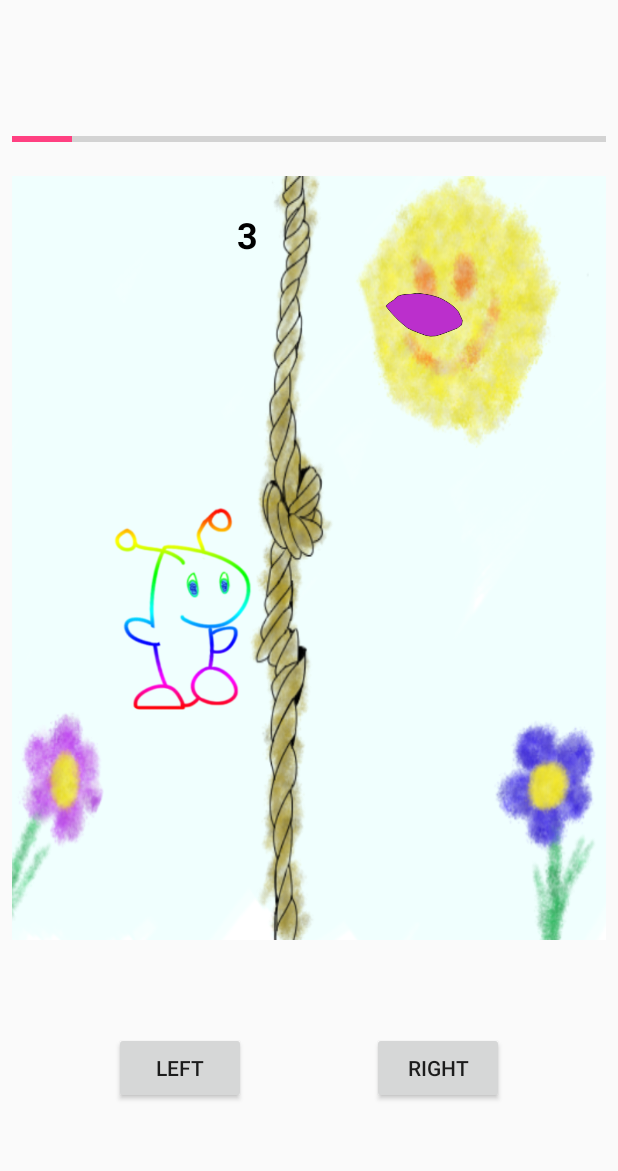
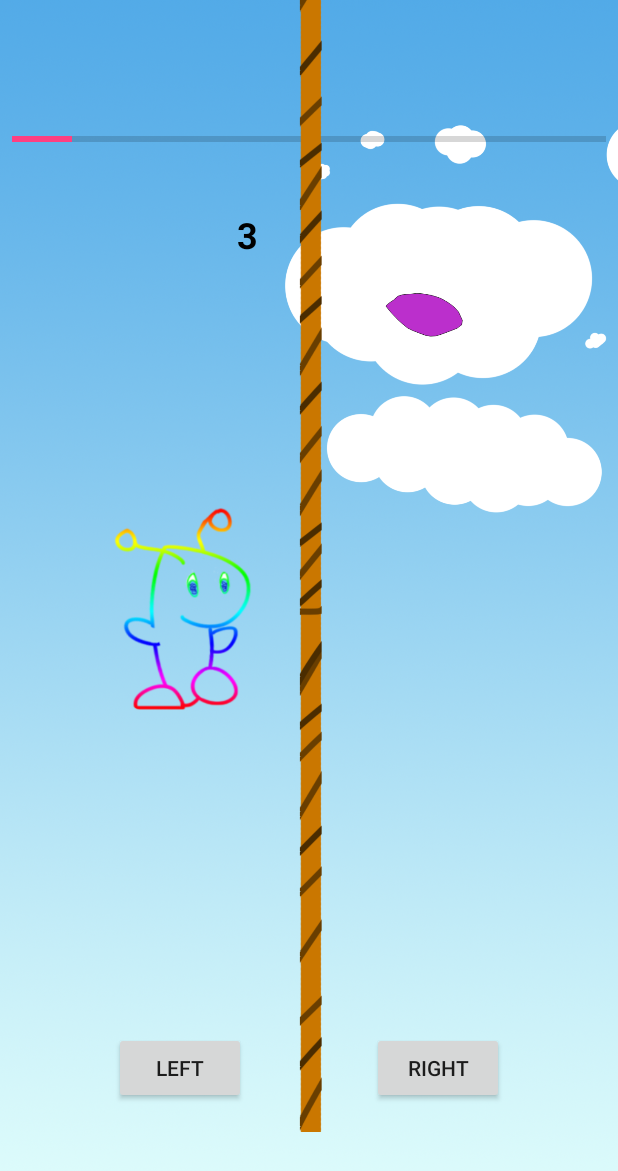
Before and after one commit to DevonTrammell/Foogles, an Android app: the foogle_climb screen opened directly, with no data from a screen before it, after a tap on "START", on a phone screen of 412 x 824 dp. Shown: the top 1171 px of the screen. Run offline under Robolectric (Android 15) with nearby library versions, the phone set to English and light mode, and no system bars.

Commit message:
Added more artwork and changed how Climb works... It is now extremely laggy :( not sure if its because of the clouds or the rope, but both of those can be turned into frame by frame animation to optimize it.

```diff
--- a/Foogles/app/src/main/java/fooglesinc/foogles/foogle_climb.java
+++ b/Foogles/app/src/main/java/fooglesinc/foogles/foogle_climb.java
@@ -10,6 +10,7 @@
 import android.view.Window;
 import android.view.WindowManager;
 import android.view.animation.LinearInterpolator;
+import android.view.animation.TranslateAnimation;
 import android.widget.Button;
 import android.widget.ImageView;
 import android.widget.ProgressBar;
@@ -40,6 +41,8 @@
 
         ImageView leftRock = (findViewById(R.id.imageView11));
         ImageView rightRock = (findViewById(R.id.imageView12));
+
+        ImageView rope = (findViewById(R.id.ROPING));
 
         leftRock.setVisibility(View.INVISIBLE);
         rightRock.setVisibility(View.INVISIBLE);
@@ -179,6 +182,21 @@
         startButton.setVisibility(View.INVISIBLE);
         startImage.setVisibility(View.INVISIBLE);
 
+        TranslateAnimation roping = new TranslateAnimation(0,0,200,700);
+        roping.setDuration(1500);
+        roping.setRepeatCount(20);
+        //roping.setFillAfter(true);
+
+        ImageView rope = findViewById(R.id.outside);
+        rope.startAnimation(roping);
+
+        TranslateAnimation clouds = new TranslateAnimation(350,-300,0,0);
+        clouds.setDuration(5000);
+        clouds.setRepeatCount(6);
+
+        ImageView cloud = findViewById(R.id.right);
+        cloud.startAnimation(clouds);
+
         leftClick(null); // initially begin on the left side of the screen
 
         // call the progress bar and set up the main timer for the game
--- a/Foogles/app/src/main/res/layout/activity_foogle_climb.xml
+++ b/Foogles/app/src/main/res/layout/activity_foogle_climb.xml
@@ -5,6 +5,39 @@
     android:layout_width="match_parent"
     android:layout_height="match_parent"
     tools:context="fooglesinc.foogles.foogle_climb">
+
+
+    <ImageView
+        android:id="@+id/Background"
+        android:layout_width="wrap_content"
+        android:layout_height="wrap_content"
+        android:layout_marginBottom="8dp"
+        android:layout_marginEnd="8dp"
+        android:layout_marginStart="8dp"
+        android:layout_marginTop="8dp"
+        android:scaleType="fitXY"
+        app:layout_constraintBottom_toBottomOf="parent"
+        app:layout_constraintEnd_toEndOf="parent"
+        app:layout_constraintStart_toStartOf="parent"
+        app:layout_constraintTop_toTopOf="parent"
+        app:srcCompat="@drawable/climbscreen" />
+
+
+    <AbsoluteLayout
+        android:layout_width="560dp"
+        android:layout_height="match_parent">
+        xmnls:android="http://schemas.android.com/apk/res/android">
+
+        <ImageView
+            android:id="@+id/right"
+            android:layout_width="match_parent"
+            android:layout_height="match_parent"
+            android:layout_y="-200dp"
+            android:layout_x="-50dp"
+            android:maxHeight="1920dp"
+            android:maxWidth="1680dp"
+            android:src="@drawable/clouds" />
+    </AbsoluteLayout>
 
     <ImageView
         android:id="@+id/imageView6"
@@ -15,6 +48,7 @@
         android:layout_marginStart="8dp"
         android:layout_marginTop="29dp"
         android:scaleType="fitXY"
+        android:visibility="invisible"
         app:layout_constraintBottom_toTopOf="@+id/button25"
         app:layout_constraintEnd_toEndOf="parent"
         app:layout_constraintHorizontal_bias="0.0"
@@ -36,7 +70,8 @@
         app:layout_constraintStart_toStartOf="parent"
         app:layout_constraintTop_toTopOf="@+id/imageView6"
         app:layout_constraintVertical_bias="0.022"
-        app:srcCompat="@drawable/foogle_rock" />
+        app:srcCompat="@drawable/foogle_rock"
+        android:layout_marginLeft="8dp" />
 
     <ImageView
         android:id="@+id/walking_anim3"
@@ -83,7 +118,8 @@
         android:onClick="leftClick"
         android:text="@string/Left"
         app:layout_constraintBottom_toBottomOf="parent"
-        app:layout_constraintStart_toStartOf="parent" />
+        app:layout_constraintStart_toStartOf="parent"
+        android:layout_marginLeft="76dp" />
 
     <Button
         android:id="@+id/button22"
@@ -94,7 +130,8 @@
         android:onClick="rightClick"
         android:text="@string/Right"
         app:layout_constraintBottom_toBottomOf="parent"
-        app:layout_constraintEnd_toEndOf="parent" />
+        app:layout_constraintEnd_toEndOf="parent"
+        android:layout_marginRight="76dp" />
 
     <ProgressBar
         android:id="@+id/progressBar3"
@@ -159,6 +196,31 @@
         app:layout_constraintVertical_bias="0.022"
         app:srcCompat="@drawable/foogle_rock" />
 
+    <AbsoluteLayout
+        android:layout_width="match_parent"
+        android:layout_height="1150dp">
+        xmnls:android="http://schemas.android.com/apk/res/android">
+
+        <ImageView
+            android:id="@+id/outside"
+            android:layout_width="wrap_content"
+            android:layout_height="1150dp"
+            android:layout_y="-400dp"
+            android:maxHeight="1920dp"
+            android:maxWidth="1080dp"
+            android:src="@drawable/rope2" />
+    </AbsoluteLayout>
+
+
+    <ImageView
+        android:id="@+id/ROPING"
+        android:layout_width="match_parent"
+        android:layout_height="match_parent"
+        android:adjustViewBounds="true"
+        android:scaleType="fitCenter"
+        android:visibility="invisible"
+        app:srcCompat="@drawable/mvp_walk7" />
+
     <TextView
         android:id="@+id/textView5"
         android:layout_width="47dp"
```
Also changed, not shown: Foogles/app/src/main/res/drawable/button_fish.png (added), Foogles/app/src/main/res/drawable/button_hop.png (added), Foogles/app/src/main/res/drawable/button_tourny.png (added), Foogles/app/src/main/res/drawable/button_train.png (added), Foogles/app/src/main/res/drawable/button_view.png (added), Foogles/app/src/main/res/drawable/button_walk.png (added), Foogles/app/src/main/res/drawable/button_whack.png (added), Foogles/app/src/main/res/drawable/climbscreen.png (added), Foogles/app/src/main/res/drawable/clouds.png (added), Foogles/app/src/main/res/drawable/fishscreen.png (added), Foogles/app/src/main/res/drawable/floor.png (added), Foogles/app/src/main/res/drawable/rope.png (added), Foogles/app/src/main/res/drawable/rope2.png (added), Foogles/app/src/main/res/drawable/whack_hit.png (added), 3 more files.
